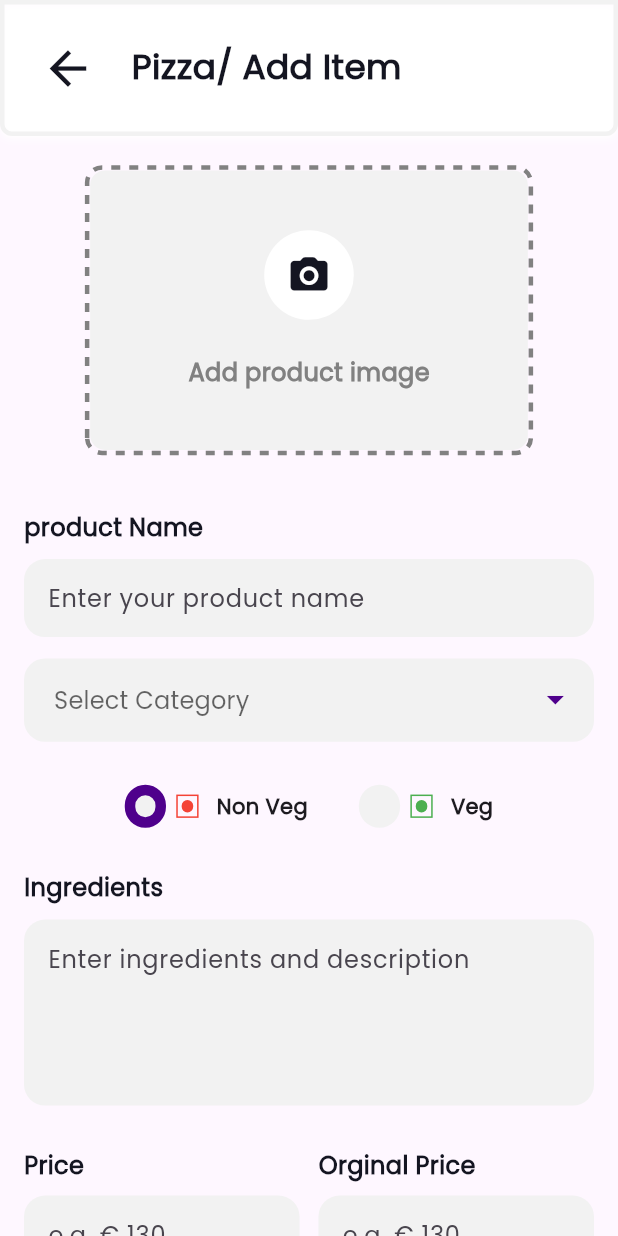
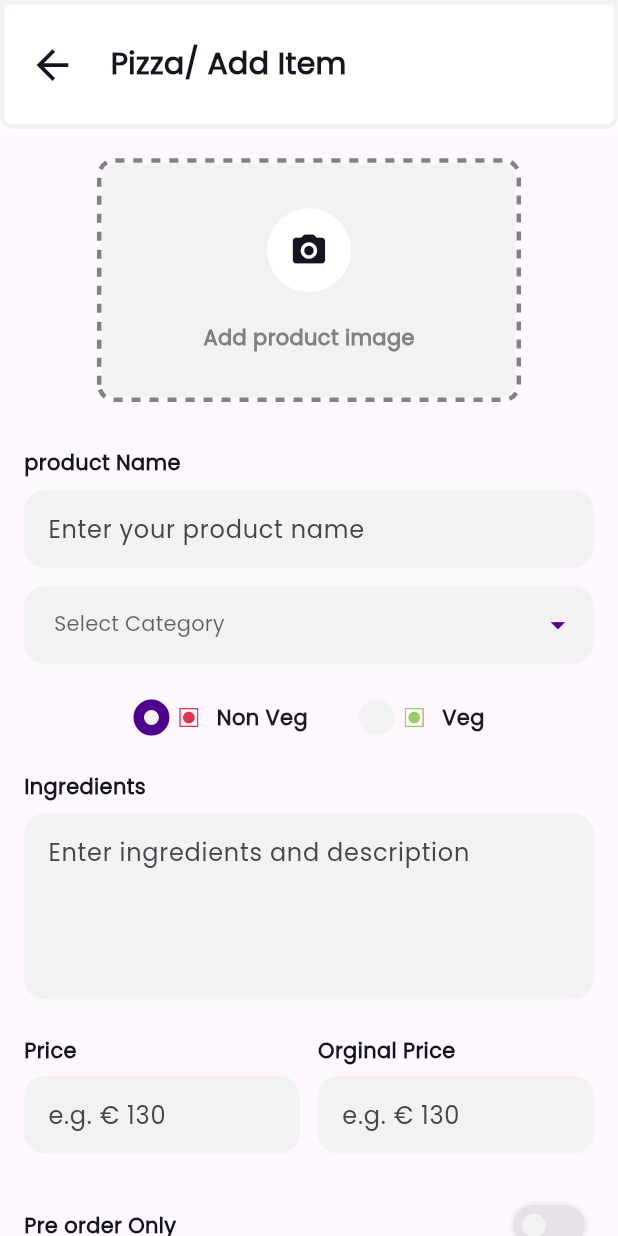
Before and after one commit to WissamKahwaji/machine_test, a Flutter app: the CustomButton widget shown alone on an empty page, opened directly, after a tap on "Confirm Location", on a phone screen of 412 x 824 dp. Run offline on Flutter 3.47's test engine with Material 3 defaults, Android fonts, the phone set to English and light mode, and no system bars; drawn by our look-alikes of dotted_border; our stand-ins replace cached_network_image, dartz, dio, dropdown_button2, equatable, flutter_bloc and 9 more; generated files the repository leaves out were written again; network calls fail.

Commit message:
some edits

```diff
--- a/lib/main.dart
+++ b/lib/main.dart
@@ -16,7 +16,7 @@ class MyApp extends StatelessWidget {
   @override
   Widget build(BuildContext context) {
     return ScreenUtilInit(
-      designSize: const Size(360, 690),
+      designSize: const Size(381, 826),
       minTextAdapt: true,
       splitScreenMode: true,
       builder: (context, child) {
--- a/lib/presentation/add_item/screens/add_item_screen.dart
+++ b/lib/presentation/add_item/screens/add_item_screen.dart
@@ -218,7 +218,7 @@ class _AddItemScreenState extends State<AddItemScreen> {
                       customRadioButton(
                         text: 'Non Veg',
                         index: 0,
-                        color: Colors.red,
+                        svgIcon: 'assets/icons/fram_red.svg',
                         onTap: (int index) {
                           setState(() {
                             value = index;
@@ -232,7 +232,7 @@ class _AddItemScreenState extends State<AddItemScreen> {
                       customRadioButton(
                         text: 'Veg',
                         index: 1,
-                        color: Colors.green,
+                        svgIcon: 'assets/icons/frame_green.svg',
                         onTap: (int index) {
                           setState(() {
                             value = index;
@@ -322,7 +322,7 @@ class _AddItemScreenState extends State<AddItemScreen> {
                   ),
                   CustomButton(
                     title: '+ Add Item',
-                    fixedSize: Size(MediaQuery.sizeOf(context).width, 56.h),
+                    fixedSize: Size(MediaQuery.sizeOf(context).width, 56.r),
                     onPressed: () {
                       if (!_formKey.currentState!.validate()) return;
                     },
--- a/lib/presentation/core/widgets/custom_app_bar.dart
+++ b/lib/presentation/core/widgets/custom_app_bar.dart
@@ -10,7 +10,7 @@ class CustomAppBar extends StatelessWidget implements PreferredSizeWidget {
   Widget build(BuildContext context) {
     return Container(
       width: MediaQuery.sizeOf(context).width,
-      padding: const EdgeInsets.all(24),
+      padding: const EdgeInsets.symmetric(vertical: 24, horizontal: 16),
       decoration: BoxDecoration(
         border: Border.all(color: AppColors.greyColor, width: 3),
         borderRadius: const BorderRadius.only(
--- a/lib/presentation/core/widgets/custom_btn.dart
+++ b/lib/presentation/core/widgets/custom_btn.dart
@@ -14,13 +14,14 @@ class CustomButton extends StatelessWidget {
     return ElevatedButton(
       onPressed: onPressed,
       style: ElevatedButton.styleFrom(
-          foregroundColor: AppColors.whiteColor,
-          backgroundColor: AppColors.primaryColor,
-          fixedSize: fixedSize,
-          shape: ContinuousRectangleBorder(
-              borderRadius: BorderRadius.circular(14)),
-          padding: const EdgeInsets.symmetric(vertical: 18)),
+        foregroundColor: AppColors.whiteColor,
+        backgroundColor: AppColors.primaryColor,
+        fixedSize: fixedSize,
+        shape:
+            ContinuousRectangleBorder(borderRadius: BorderRadius.circular(14)),
+      ),
       child: Text(
+        textAlign: TextAlign.center,
         title,
         style: TextStyle(
           fontSize: 16.sp,
--- a/lib/presentation/core/widgets/custom_radio_button.dart
+++ b/lib/presentation/core/widgets/custom_radio_button.dart
@@ -1,11 +1,12 @@
 import 'package:flutter/material.dart';
 import 'package:flutter_screenutil/flutter_screenutil.dart';
+import 'package:flutter_svg/flutter_svg.dart';
 import 'package:machine_test/presentation/core/constants/app_colors.dart';
 
 Widget customRadioButton(
     {required String text,
     required int index,
-    required Color color,
+    required String svgIcon,
     required Function(int index) onTap,
     required int value}) {
   return Row(
@@ -15,8 +16,8 @@ Widget customRadioButton(
           onTap(index);
         },
         child: Container(
-          width: 24.w,
-          height: 24.h,
+          width: 24.r,
+          height: 24.r,
           decoration: BoxDecoration(
               border: (value == index)
                   ? Border.all(color: AppColors.primaryColor, width: 7)
@@ -28,21 +29,10 @@ Widget customRadioButton(
       SizedBox(
         width: 6.w,
       ),
-      Container(
-        width: 13.w,
-        height: 13.h,
-        padding: const EdgeInsets.all(2.6),
-        decoration: BoxDecoration(
-          border: Border.all(
-            color: color,
-          ),
-        ),
-        child: Container(
-          width: 7.6.w,
-          height: 7.6.h,
-          decoration: BoxDecoration(
-              borderRadius: BorderRadius.circular(100), color: color),
-        ),
+      SvgPicture.asset(
+        svgIcon,
+        width: 13.r,
+        height: 13.r,
       ),
       const SizedBox(
         width: 12,
--- a/pubspec.yaml
+++ b/pubspec.yaml
@@ -41,6 +41,7 @@ dependencies:
   internet_connection_checker: ^1.0.0+1
   dio: ^5.4.3+1
   http_parser: ^4.0.2
+  flutter_svg: ^2.0.9
 
 dev_dependencies:
   flutter_test:
```
Also changed, not shown: lib/presentation/land_info/screens/land_info_screen.dart (+52 -83 lines), lib/presentation/location_map/map_screen.dart (+55 -25 lines), assets/icons/Union.svg (added), assets/icons/fram_red.svg (added), assets/icons/frame_green.svg (added), assets/icons/locationPin.svg (added), assets/icons/pin_map.svg (added), assets/images/text_group.svg (added), pubspec.lock.
